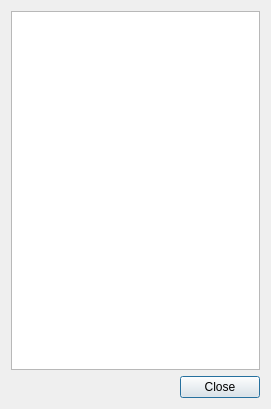
Old version of the form taglistdialog.ui in the repository callaa/Piqs.
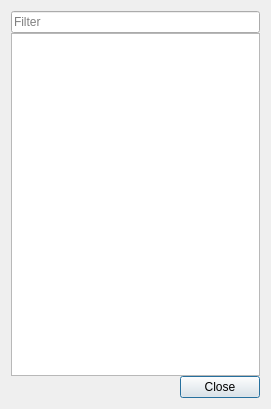
New version of the form.

Commit message: Filter and sorting to tag list dialog.

The edit to the form file:
```diff
--- a/taglistdialog.ui
+++ b/taglistdialog.ui
@@ -14,6 +14,16 @@
    <string>Tags</string>
   </property>
   <layout class="QVBoxLayout" name="verticalLayout">
+   <property name="spacing">
+    <number>0</number>
+   </property>
+   <item>
+    <widget class="QLineEdit" name="filterbox">
+     <property name="placeholderText">
+      <string>Filter</string>
+     </property>
+    </widget>
+   </item>
    <item>
     <widget class="QTableView" name="tableView">
      <property name="showGrid">
```
Left out of the diff: 8 changed lines with no effect on the pictures. The commit also changes 2 other files.
